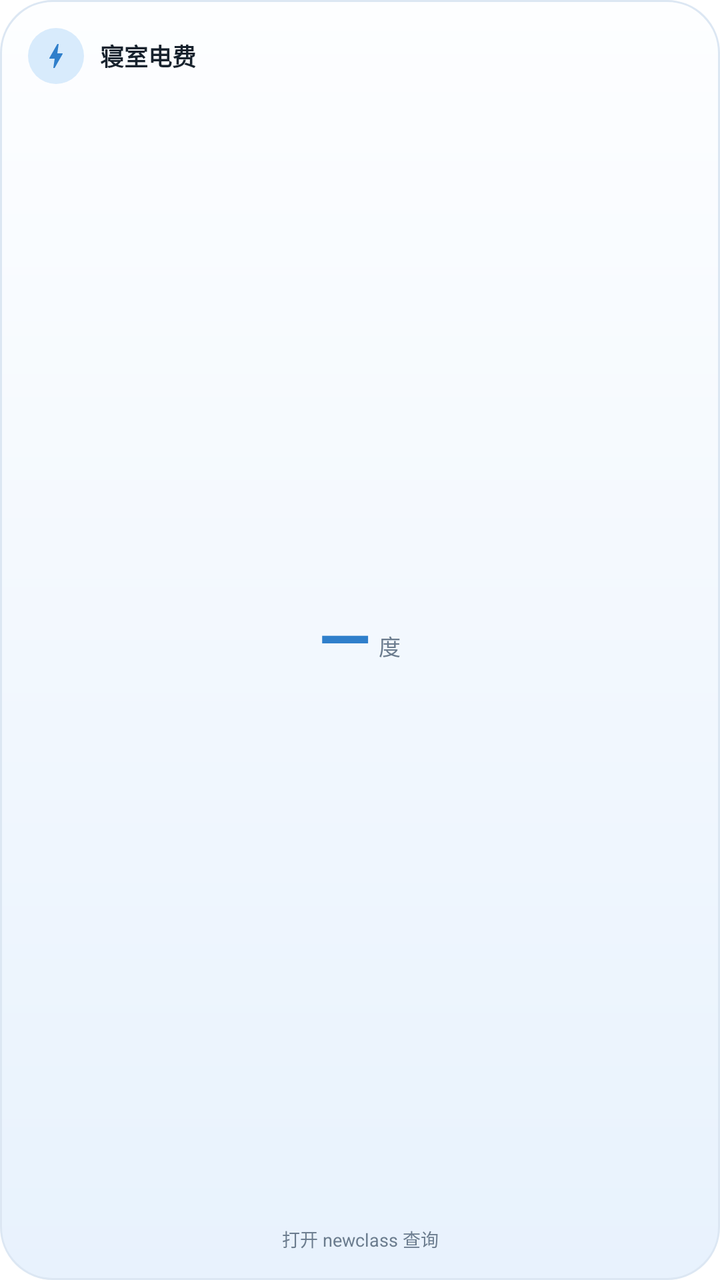
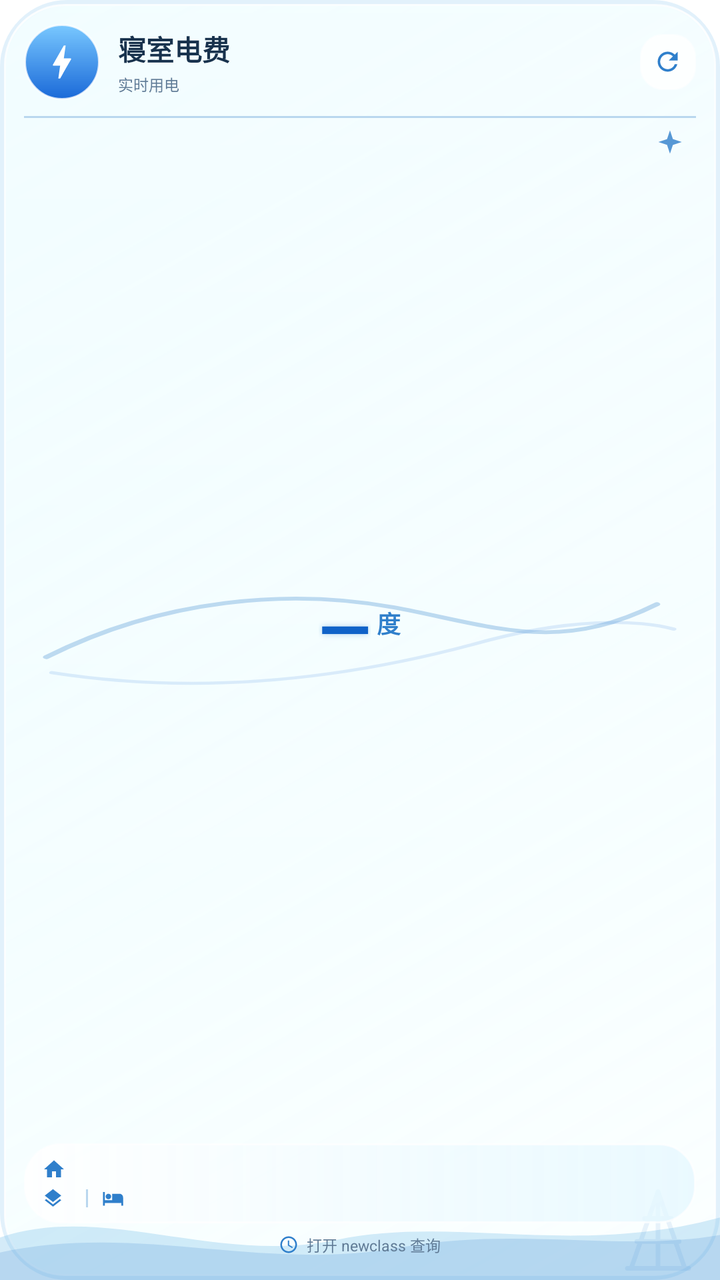

Two renders of the same Android screen: before a commit and after it. Below are the layout's source before the change and the commit's diff.
<!-- AndroidManifest.xml: fallback theme Theme.MaterialComponents.DayNight.NoActionBar -->
<!-- res/layout/widget_electricity.xml -->
<?xml version="1.0" encoding="utf-8"?>
<LinearLayout xmlns:android="http://schemas.android.com/apk/res/android"
    android:id="@+id/widget_electricity_root"
    android:layout_width="match_parent"
    android:layout_height="match_parent"
    android:background="@drawable/widget_background"
    android:orientation="vertical"
    android:padding="14dp">

    <LinearLayout
        android:layout_width="match_parent"
        android:layout_height="wrap_content"
        android:gravity="center_vertical"
        android:orientation="horizontal">

        <FrameLayout
            android:layout_width="28dp"
            android:layout_height="28dp"
            android:background="@drawable/widget_icon_bg">

            <ImageView
                android:layout_width="16dp"
                android:layout_height="16dp"
                android:layout_gravity="center"
                android:contentDescription="@null"
                android:src="@drawable/ic_widget_bolt" />
        </FrameLayout>

        <TextView
            android:id="@+id/widget_electricity_title"
            android:layout_width="wrap_content"
            android:layout_height="wrap_content"
            android:layout_marginStart="8dp"
            android:text="@string/widget_electricity_title"
            android:textColor="@color/widget_text"
            android:textSize="12sp"
            android:textStyle="bold" />
    </LinearLayout>

    <LinearLayout
        android:layout_width="match_parent"
        android:layout_height="0dp"
        android:layout_weight="1"
        android:gravity="center"
        android:orientation="vertical">

        <LinearLayout
            android:layout_width="wrap_content"
            android:layout_height="wrap_content"
            android:gravity="bottom"
            android:orientation="horizontal">

            <TextView
                android:id="@+id/widget_electricity_degree"
                android:layout_width="wrap_content"
                android:layout_height="wrap_content"
                android:maxLines="1"
                android:text="@string/widget_value_placeholder"
                android:textColor="@color/widget_accent"
                android:textSize="34sp"
                android:textStyle="bold" />

            <TextView
                android:layout_width="wrap_content"
                android:layout_height="wrap_content"
                android:layout_marginStart="4dp"
                android:layout_marginBottom="4dp"
                android:text="@string/widget_electricity_unit"
                android:textColor="@color/widget_muted"
                android:textSize="11sp" />
        </LinearLayout>

        <TextView
            android:id="@+id/widget_electricity_room"
            android:layout_width="match_parent"
            android:layout_height="wrap_content"
            android:layout_marginTop="4dp"
            android:ellipsize="end"
            android:gravity="center"
            android:maxLines="1"
            android:textColor="@color/widget_muted"
            android:textSize="10sp" />
    </LinearLayout>

    <TextView
        android:id="@+id/widget_electricity_updated"
        android:layout_width="match_parent"
        android:layout_height="wrap_content"
        android:ellipsize="end"
        android:gravity="center"
        android:maxLines="1"
        android:text="@string/widget_electricity_none"
        android:textColor="@color/widget_muted"
        android:textSize="9sp" />
</LinearLayout>
<!-- resources referenced by this layout -->
<resources>
  <color name="widget_muted">#6B7C8E</color>
  <color name="widget_text">#17222D</color>
  <!-- drawable widget_background (drawable) -->
  <?xml version="1.0" encoding="utf-8"?>
  <shape xmlns:android="http://schemas.android.com/apk/res/android"
      android:shape="rectangle">
      <gradient
          android:angle="270"
          android:endColor="@color/widget_bg_end"
          android:startColor="@color/widget_bg_start"
          android:type="linear" />
      <stroke
          android:width="1dp"
          android:color="@color/widget_divider" />
      <corners android:radius="26dp" />
  </shape>
  <!-- drawable widget_icon_bg (drawable) -->
  <?xml version="1.0" encoding="utf-8"?>
  <shape xmlns:android="http://schemas.android.com/apk/res/android"
      android:shape="oval">
      <solid android:color="@color/widget_icon_bg" />
  </shape>
  <color name="widget_bg_end">#E8F2FD</color>
  <color name="widget_bg_start">#FDFEFF</color>
  <color name="widget_divider">#DCE7F3</color>
  <color name="widget_icon_bg">#D8EBFC</color>
  <!-- unchanged entries left out for length: 6 -->
</resources>

<!-- the commit's change to res/layout/widget_electricity.xml (unified diff, before → after) -->
@@ -1,95 +1,275 @@
 <?xml version="1.0" encoding="utf-8"?>
-<LinearLayout xmlns:android="http://schemas.android.com/apk/res/android"
+<FrameLayout xmlns:android="http://schemas.android.com/apk/res/android"
     android:id="@+id/widget_electricity_root"
     android:layout_width="match_parent"
     android:layout_height="match_parent"
-    android:background="@drawable/widget_background"
-    android:orientation="vertical"
-    android:padding="14dp">
+    android:background="@drawable/widget_background">
+
+    <ImageView
+        android:id="@+id/widget_electricity_wave"
+        android:layout_width="match_parent"
+        android:layout_height="50dp"
+        android:layout_gravity="bottom"
+        android:alpha="0.9"
+        android:contentDescription="@null"
+        android:scaleType="fitXY"
+        android:src="@drawable/widget_wave" />
+
+    <ImageView
+        android:layout_width="46dp"
+        android:layout_height="46dp"
+        android:layout_gravity="bottom|end"
+        android:layout_marginEnd="8dp"
+        android:layout_marginBottom="2dp"
+        android:alpha="0.3"
+        android:contentDescription="@null"
+        android:src="@drawable/widget_tower" />
 
     <LinearLayout
         android:layout_width="match_parent"
-        android:layout_height="wrap_content"
-        android:gravity="center_vertical"
-        android:orientation="horizontal">
+        android:layout_height="match_parent"
+        android:orientation="vertical"
+        android:padding="12dp">
+
+        <LinearLayout
+            android:layout_width="match_parent"
+            android:layout_height="wrap_content"
+            android:gravity="center_vertical"
+            android:orientation="horizontal">
+
+            <FrameLayout
+                android:layout_width="38dp"
+                android:layout_height="38dp"
+                android:background="@drawable/widget_bolt_circle">
+
+                <ImageView
+                    android:layout_width="22dp"
+                    android:layout_height="22dp"
+                    android:layout_gravity="center"
+                    android:contentDescription="@null"
+                    android:src="@drawable/ic_widget_bolt"
+                    android:tint="@android:color/white" />
+            </FrameLayout>
+
+            <LinearLayout
+                android:layout_width="0dp"
+                android:layout_height="wrap_content"
+                android:layout_marginStart="9dp"
+                android:layout_weight="1"
+                android:orientation="vertical">
+
+                <TextView
+                    android:id="@+id/widget_electricity_title"
+                    android:layout_width="match_parent"
+                    android:layout_height="wrap_content"
+                    android:includeFontPadding="false"
+                    android:text="@string/widget_electricity_title"
+                    android:textColor="@color/widget_text"
+                    android:textSize="14sp"
+                    android:textStyle="bold" />
+
+                <TextView
+                    android:layout_width="match_parent"
+                    android:layout_height="wrap_content"
+                    android:layout_marginTop="2dp"
+                    android:ellipsize="end"
+                    android:includeFontPadding="false"
+                    android:maxLines="1"
+                    android:text="@string/widget_electricity_subtitle"
+                    android:textColor="@color/widget_muted"
+                    android:textSize="7.5sp" />
+            </LinearLayout>
+
+            <FrameLayout
+                android:id="@+id/widget_electricity_refresh"
+                android:layout_width="28dp"
+                android:layout_height="28dp"
+                android:background="@drawable/widget_icon_soft"
+                android:contentDescription="@string/widget_electricity_refresh">
+
+                <ImageView
+                    android:layout_width="15dp"
+                    android:layout_height="15dp"
+                    android:layout_gravity="center"
+                    android:contentDescription="@null"
+                    android:src="@drawable/ic_widget_refresh" />
+            </FrameLayout>
+        </LinearLayout>
+
+        <TextView
+            android:layout_width="match_parent"
+            android:layout_height="1dp"
+            android:layout_marginTop="8dp"
+            android:background="@color/widget_divider" />
 
         <FrameLayout
-            android:layout_width="28dp"
-            android:layout_height="28dp"
-            android:background="@drawable/widget_icon_bg">
+            android:layout_width="match_parent"
+            android:layout_height="0dp"
+            android:layout_weight="1">
 
             <ImageView
-                android:layout_width="16dp"
-                android:layout_height="16dp"
+                android:layout_width="match_parent"
+                android:layout_height="70dp"
                 android:layout_gravity="center"
+                android:alpha="0.85"
                 android:contentDescription="@null"
-                android:src="@drawable/ic_widget_bolt" />
-        </FrameLayout>
-
-        <TextView
-            android:id="@+id/widget_electricity_title"
-            android:layout_width="wrap_content"
-            android:layout_height="wrap_content"
-            android:layout_marginStart="8dp"
-            android:text="@string/widget_electricity_title"
-            android:textColor="@color/widget_text"
-            android:textSize="12sp"
-            android:textStyle="bold" />
-    </LinearLayout>
-
-    <LinearLayout
-        android:layout_width="match_parent"
-        android:layout_height="0dp"
-        android:layout_weight="1"
-        android:gravity="center"
-        android:orientation="vertical">
-
-        <LinearLayout
-            android:layout_width="wrap_content"
-            android:layout_height="wrap_content"
-            android:gravity="bottom"
-            android:orientation="horizontal">
+                android:scaleType="fitXY"
+                android:src="@drawable/widget_swoosh" />
+
+            <ImageView
+                android:layout_width="14dp"
+                android:layout_height="14dp"
+                android:layout_gravity="top|end"
+                android:layout_marginTop="5dp"
+                android:layout_marginEnd="6dp"
+                android:alpha="0.8"
+                android:contentDescription="@null"
+                android:src="@drawable/widget_sparkle" />
+
+            <LinearLayout
+                android:layout_width="match_parent"
+                android:layout_height="match_parent"
+                android:gravity="center"
+                android:orientation="horizontal">
 
             <TextView
                 android:id="@+id/widget_electricity_degree"
                 android:layout_width="wrap_content"
                 android:layout_height="wrap_content"
+                android:includeFontPadding="false"
                 android:maxLines="1"
+                android:shadowColor="#552F7FCB"
+                android:shadowDx="0"
+                android:shadowDy="0"
+                android:shadowRadius="7"
                 android:text="@string/widget_value_placeholder"
-                android:textColor="@color/widget_accent"
+                android:textColor="@color/widget_accent_deep"
                 android:textSize="34sp"
                 android:textStyle="bold" />
 
             <TextView
+                android:id="@+id/widget_electricity_unit"
                 android:layout_width="wrap_content"
                 android:layout_height="wrap_content"
+                android:layout_marginStart="3dp"
+                android:layout_marginBottom="4dp"
+                android:includeFontPadding="false"
+                android:text="@string/widget_electricity_unit"
+                android:textColor="@color/widget_accent"
+                android:textSize="12sp"
+                android:textStyle="bold" />
+            </LinearLayout>
+        </FrameLayout>
+
+        <LinearLayout
+            android:layout_width="match_parent"
+            android:layout_height="wrap_content"
+            android:background="@drawable/widget_pill_bg"
+            android:orientation="vertical"
+            android:paddingStart="9dp"
+            android:paddingTop="7dp"
+            android:paddingEnd="9dp"
+            android:paddingBottom="7dp">
+
+            <LinearLayout
+                android:layout_width="match_parent"
+                android:layout_height="wrap_content"
+                android:gravity="center_vertical"
+                android:orientation="horizontal">
+
+                <ImageView
+                    android:layout_width="12dp"
+                    android:layout_height="12dp"
+                    android:contentDescription="@null"
+                    android:src="@drawable/ic_widget_home" />
+
+                <TextView
+                    android:id="@+id/widget_electricity_build"
+                    android:layout_width="0dp"
+                    android:layout_height="wrap_content"
+                    android:layout_marginStart="5dp"
+                    android:layout_weight="1"
+                    android:ellipsize="end"
+                    android:includeFontPadding="false"
+                    android:maxLines="1"
+                    android:textColor="@color/widget_text"
+                    android:textSize="8sp"
+                    android:textStyle="bold" />
+            </LinearLayout>
+
+            <LinearLayout
+                android:layout_width="match_parent"
+                android:layout_height="wrap_content"
+                android:layout_marginTop="3dp"
+                android:gravity="center_vertical"
+                android:orientation="horizontal">
+
+                <ImageView
+                    android:layout_width="11dp"
+                    android:layout_height="11dp"
+                    android:contentDescription="@null"
+                    android:src="@drawable/ic_widget_floor" />
+
+                <TextView
+                    android:id="@+id/widget_electricity_floor"
+                    android:layout_width="wrap_content"
+                    android:layout_height="wrap_content"
+                    android:layout_marginStart="4dp"
+                    android:includeFontPadding="false"
+                    android:maxLines="1"
+                    android:textColor="@color/widget_muted"
+                    android:textSize="7.5sp" />
+
+                <TextView
+                    android:layout_width="1dp"
+                    android:layout_height="9dp"
+                    android:layout_marginStart="7dp"
+                    android:layout_marginEnd="7dp"
+                    android:background="@color/widget_divider" />
+
+                <ImageView
+                    android:layout_width="11dp"
+                    android:layout_height="11dp"
+                    android:contentDescription="@null"
+                    android:src="@drawable/ic_widget_bed" />
+
+                <TextView
+                    android:id="@+id/widget_electricity_room"
+                    android:layout_width="0dp"
+                    android:layout_height="wrap_content"
+                    android:layout_marginStart="4dp"
+                    android:layout_weight="1"
+                    android:ellipsize="end"
+                    android:includeFontPadding="false"
+                    android:maxLines="1"
+                    android:textColor="@color/widget_muted"
+                    android:textSize="7.5sp" />
+            </LinearLayout>
+        </LinearLayout>
+
+        <LinearLayout
+            android:layout_width="match_parent"
+            android:layout_height="wrap_content"
+            android:layout_marginTop="5dp"
+            android:gravity="center"
+            android:orientation="horizontal">
+
+            <ImageView
+                android:layout_width="10dp"
+                android:layout_height="10dp"
+                android:contentDescription="@null"
+                android:src="@drawable/ic_widget_clock" />
+
+            <TextView
+                android:id="@+id/widget_electricity_updated"
+                android:layout_width="wrap_content"
+                android:layout_height="wrap_content"
                 android:layout_marginStart="4dp"
-                android:layout_marginBottom="4dp"
-                android:text="@string/widget_electricity_unit"
+                android:includeFontPadding="false"
+                android:maxLines="1"
+                android:text="@string/widget_electricity_none"
                 android:textColor="@color/widget_muted"
-                android:textSize="11sp" />
+                android:textSize="7.5sp" />
         </LinearLayout>
-
-        <TextView
-            android:id="@+id/widget_electricity_room"
-            android:layout_width="match_parent"
-            android:layout_height="wrap_content"
-            android:layout_marginTop="4dp"
-            android:ellipsize="end"
-            android:gravity="center"
-            android:maxLines="1"
-            android:textColor="@color/widget_muted"
-            android:textSize="10sp" />
     </LinearLayout>
-
-    <TextView
-        android:id="@+id/widget_electricity_updated"
-        android:layout_width="match_parent"
-        android:layout_height="wrap_content"
-        android:ellipsize="end"
-        android:gravity="center"
-        android:maxLines="1"
-        android:text="@string/widget_electricity_none"
-        android:textColor="@color/widget_muted"
-        android:textSize="9sp" />
-</LinearLayout>
+</FrameLayout>
<!-- resource entries referenced after the edit -->
@@ -1,31 +1,86 @@
 <!-- resources referenced by this layout -->
 <resources>
-  <color name="widget_muted">#6B7C8E</color>
-  <color name="widget_text">#17222D</color>
+  <color name="widget_accent_deep">#0F62C8</color>
+  <color name="widget_muted">#607B96</color>
+  <color name="widget_text">#18324D</color>
+  <!-- drawable ic_widget_bed (drawable) -->
+  <?xml version="1.0" encoding="utf-8"?>
+  <vector xmlns:android="http://schemas.android.com/apk/res/android" android:width="24dp" android:height="24dp" android:viewportWidth="24" android:viewportHeight="24">
+      <path android:fillColor="@color/widget_accent" android:pathData="M7,13c1.66,0 3,-1.34 3,-3S8.66,7 7,7s-3,1.34 -3,3 1.34,3 3,3zM19,7h-8v7H3V5H1v15h2v-3h18v3h2v-9c0,-2.21 -1.79,-4 -4,-4z" />
+  </vector>
+  <!-- drawable ic_widget_clock (drawable) -->
+  <?xml version="1.0" encoding="utf-8"?>
+  <vector xmlns:android="http://schemas.android.com/apk/res/android" android:width="24dp" android:height="24dp" android:viewportWidth="24" android:viewportHeight="24">
+      <path android:fillColor="@color/widget_accent" android:pathData="M11.99,2C6.47,2 2,6.48 2,12s4.47,10 9.99,10C17.52,22 22,17.52 22,12S17.52,2 11.99,2zM12,20c-4.42,0 -8,-3.58 -8,-8s3.58,-8 8,-8 8,3.58 8,8 -3.58,8 -8,8zM12.5,7H11v6l5.25,3.15 0.75,-1.23 -4.5,-2.67z" />
+  </vector>
+  <!-- drawable ic_widget_floor (drawable) -->
+  <?xml version="1.0" encoding="utf-8"?>
+  <vector xmlns:android="http://schemas.android.com/apk/res/android" android:width="24dp" android:height="24dp" android:viewportWidth="24" android:viewportHeight="24">
+      <path android:fillColor="@color/widget_accent" android:pathData="M11.99,18.54l-7.37,-5.73L3,14.07l9,7 9,-7 -1.63,-1.27 -7.38,5.74zM12,16l7.36,-5.73L21,9l-9,-7 -9,7 1.63,1.27L12,16z" />
+  </vector>
+  <!-- drawable ic_widget_home (drawable) -->
+  <?xml version="1.0" encoding="utf-8"?>
+  <vector xmlns:android="http://schemas.android.com/apk/res/android" android:width="24dp" android:height="24dp" android:viewportWidth="24" android:viewportHeight="24">
+      <path android:fillColor="@color/widget_accent" android:pathData="M10,20v-6h4v6h5v-8h3L12,3 2,12h3v8z" />
+  </vector>
+  <!-- drawable ic_widget_refresh (drawable) -->
+  <?xml version="1.0" encoding="utf-8"?>
+  <vector xmlns:android="http://schemas.android.com/apk/res/android" android:width="24dp" android:height="24dp" android:viewportWidth="24" android:viewportHeight="24">
+      <path android:fillColor="@color/widget_accent" android:pathData="M17.65,6.35C16.2,4.9 14.21,4 12,4c-4.42,0 -7.99,3.58 -7.99,8s3.57,8 7.99,8c3.73,0 6.84,-2.55 7.73,-6h-2.08c-0.82,2.33 -3.04,4 -5.65,4 -3.31,0 -6,-2.69 -6,-6s2.69,-6 6,-6c1.66,0 3.14,0.69 4.22,1.78L13,11h7V4l-2.35,2.35z" />
+  </vector>
   <!-- drawable widget_background (drawable) -->
   <?xml version="1.0" encoding="utf-8"?>
-  <shape xmlns:android="http://schemas.android.com/apk/res/android"
-      android:shape="rectangle">
-      <gradient
-          android:angle="270"
-          android:endColor="@color/widget_bg_end"
-          android:startColor="@color/widget_bg_start"
-          android:type="linear" />
-      <stroke
-          android:width="1dp"
-          android:color="@color/widget_divider" />
-      <corners android:radius="26dp" />
+  <layer-list xmlns:android="http://schemas.android.com/apk/res/android">
+      <item><shape android:shape="rectangle"><stroke android:width="3dp" android:color="#336FB9E8" /><corners android:radius="32dp" /></shape></item>
+      <item android:bottom="2dp" android:left="2dp" android:right="2dp" android:top="2dp"><shape android:shape="rectangle"><gradient android:angle="135" android:endColor="@color/widget_glass_end" android:startColor="@color/widget_glass_start" /><stroke android:width="1dp" android:color="@color/widget_glass_stroke" /><corners android:radius="30dp" /></shape></item>
+      <item android:bottom="72dp" android:left="3dp" android:right="3dp" android:top="3dp"><shape android:shape="rectangle"><gradient android:angle="270" android:endColor="#00FFFFFF" android:startColor="#55FFFFFF" /><corners android:radius="27dp" /></shape></item>
+  </layer-list>
+  <!-- drawable widget_bolt_circle (drawable) -->
+  <?xml version="1.0" encoding="utf-8"?>
+  <shape xmlns:android="http://schemas.android.com/apk/res/android" android:shape="oval">
+      <gradient android:angle="270" android:endColor="#1A69D8" android:startColor="#79C8FF" />
+      <stroke android:width="1dp" android:color="#BFFFFFFF" />
   </shape>
-  <!-- drawable widget_icon_bg (drawable) -->
+  <!-- drawable widget_icon_soft (drawable) -->
   <?xml version="1.0" encoding="utf-8"?>
-  <shape xmlns:android="http://schemas.android.com/apk/res/android"
-      android:shape="oval">
-      <solid android:color="@color/widget_icon_bg" />
+  <shape xmlns:android="http://schemas.android.com/apk/res/android" android:shape="rectangle">
+      <solid android:color="#D9FFFFFF" /><stroke android:width="1dp" android:color="#99FFFFFF" /><corners android:radius="11dp" />
   </shape>
-  <color name="widget_bg_end">#E8F2FD</color>
-  <color name="widget_bg_start">#FDFEFF</color>
-  <color name="widget_divider">#DCE7F3</color>
-  <color name="widget_icon_bg">#D8EBFC</color>
+  <!-- drawable widget_pill_bg (drawable) -->
+  <?xml version="1.0" encoding="utf-8"?>
+  <shape xmlns:android="http://schemas.android.com/apk/res/android" android:shape="rectangle">
+      <gradient android:angle="0" android:endColor="#B8E3F7FF" android:startColor="#CCFFFFFF" />
+      <stroke android:width="1dp" android:color="#B3FFFFFF" />
+      <corners android:radius="18dp" />
+  </shape>
+  <!-- drawable widget_sparkle (drawable) -->
+  <?xml version="1.0" encoding="utf-8"?>
+  <vector xmlns:android="http://schemas.android.com/apk/res/android" android:width="24dp" android:height="24dp" android:viewportWidth="24" android:viewportHeight="24">
+      <path android:fillColor="@color/widget_accent" android:pathData="M12,2 L14.5,9.5 L22,12 L14.5,14.5 L12,22 L9.5,14.5 L2,12 L9.5,9.5 Z" />
+  </vector>
+  <!-- drawable widget_swoosh (drawable) -->
+  <?xml version="1.0" encoding="utf-8"?>
+  <vector xmlns:android="http://schemas.android.com/apk/res/android" android:width="240dp" android:height="90dp" android:viewportWidth="240" android:viewportHeight="90">
+      <path android:fillColor="#00000000" android:strokeColor="#552F7FCB" android:strokeWidth="2.5" android:strokeLineCap="round" android:pathData="M8,62 C50,24 95,18 132,30 C168,42 190,60 226,28" />
+      <path android:fillColor="#00000000" android:strokeColor="#334F8FDE" android:strokeWidth="2" android:strokeLineCap="round" android:pathData="M10,72 C60,86 110,78 160,54 C195,36 220,38 232,44" />
+  </vector>
+  <!-- drawable widget_tower (drawable) -->
+  <?xml version="1.0" encoding="utf-8"?>
+  <vector xmlns:android="http://schemas.android.com/apk/res/android" android:width="48dp" android:height="48dp" android:viewportWidth="24" android:viewportHeight="24">
+      <path android:fillColor="#00000000" android:strokeColor="#552F7FCB" android:strokeWidth="1.2" android:strokeLineCap="round" android:pathData="M12,2 L5,22 M12,2 L19,22 M6.5,15 L17.5,15 M8.5,9 L15.5,9 M12,2 L12,22 M4,22 L20,22" />
+  </vector>
+  <!-- drawable widget_wave (drawable) -->
+  <?xml version="1.0" encoding="utf-8"?>
+  <vector xmlns:android="http://schemas.android.com/apk/res/android" android:width="360dp" android:height="80dp" android:viewportWidth="360" android:viewportHeight="80">
+      <path android:fillColor="#556FB9E8" android:pathData="M0,46 C52,18 108,68 168,48 C228,28 286,62 360,30 L360,80 L0,80 Z" />
+      <path android:fillColor="#332F7FCB" android:pathData="M0,58 C70,34 130,74 200,54 C260,37 310,58 360,44 L360,80 L0,80 Z" />
+  </vector>
+  <string name="widget_electricity_refresh">刷新电费</string>
+  <string name="widget_electricity_subtitle">实时用电</string>
+  <color name="widget_glass_end">#CBE7FCFF</color>
+  <color name="widget_glass_start">#F3FBFFFF</color>
+  <color name="widget_glass_stroke">#CCFFFFFF</color>
+  <color name="widget_divider">#B9D7EF</color>
   <!-- unchanged entries left out for length: 6 -->
 </resources>
 
